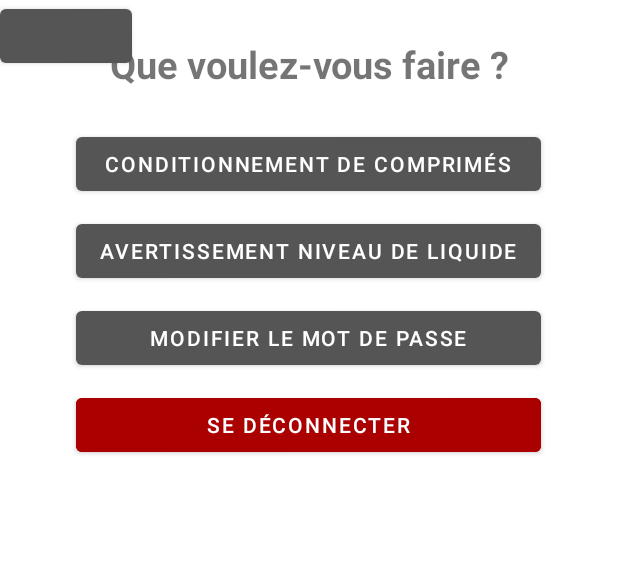
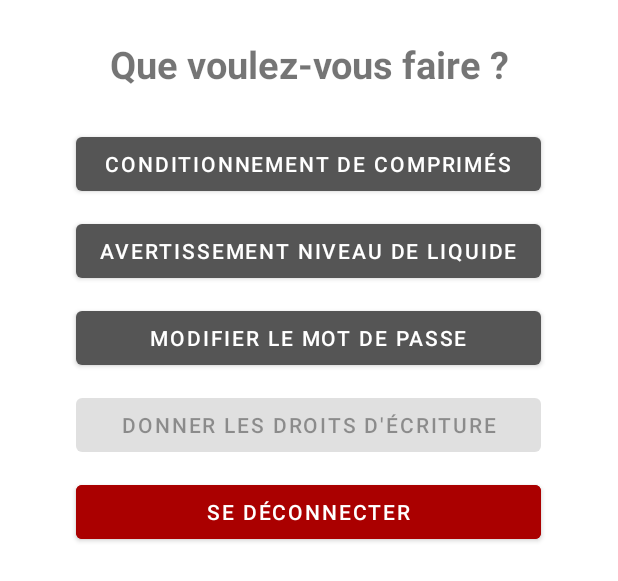
Before and after one commit to LouisFitdevoie/ProjetAndroid, an Android app: the layout activity_choix.xml on its own in the app's theme, with its tools: preview values and no code run, on a phone screen of 412 x 824 dp. Shown: the top 581 px of the screen. Run offline under Robolectric (Android 15) with nearby library versions, the phone set to English and light mode, and no system bars.

Commit message:
Ajout d'un bouton pour autoriser les utilisateurs à l'écriture et gestion de son apparition

```diff
--- a/app/src/main/res/layout/activity_choix.xml
+++ b/app/src/main/res/layout/activity_choix.xml
@@ -27,7 +27,7 @@
         android:layout_below="@+id/tv_choix"
         android:layout_marginTop="25dp"
         android:text="Conditionnement de comprimés"
-        android:onClick="onChoixAutomateClickManager"
+        android:onClick="onChoixClickManager"
         tools:ignore="onclick"
         />
 
@@ -39,7 +39,7 @@
         android:layout_below="@+id/bt_choix_comprimes"
         android:layout_marginTop="10dp"
         android:text="Avertissement niveau de liquide"
-        android:onClick="onChoixAutomateClickManager"
+        android:onClick="onChoixClickManager"
         tools:ignore="onclick"
         />
 
@@ -51,14 +51,21 @@
         android:layout_below="@+id/bt_choix_niveau"
         android:layout_marginTop="10dp"
         android:text="Modifier le mot de passe"
-        android:onClick="onChoixAutomateClickManager"
+        android:onClick="onChoixClickManager"
         tools:ignore="onclick"
         />
 
     <Button
         android:id="@+id/bt_choix_autoriserEcriture"
-        android:layout_width="wrap_content"
+        android:layout_width="310dp"
         android:layout_height="wrap_content"
+        android:layout_centerHorizontal="true"
+        android:layout_below="@+id/bt_choix_profil"
+        android:layout_marginTop="10dp"
+        android:text="Donner les droits d'écriture"
+        android:onClick="onChoixClickManager"
+        tools:ignore="onclick"
+        android:enabled="false"
         />
 
     <Button
@@ -66,11 +73,11 @@
         android:layout_width="310dp"
         android:layout_height="wrap_content"
         android:layout_centerHorizontal="true"
-        android:layout_below="@+id/bt_choix_profil"
+        android:layout_below="@+id/bt_choix_autoriserEcriture"
         android:layout_marginTop="10dp"
         android:text="Se déconnecter"
         android:textColor="@color/white"
-        android:onClick="onChoixAutomateClickManager"
+        android:onClick="onChoixClickManager"
         tools:ignore="onclick"
         android:backgroundTint="#AA0000"
         />
```
Also changed, not shown: app/src/main/java/be/heh/fitdevoie/projetandroidstudio/Activities/ChoixActivity.java (+11 -1 lines).
